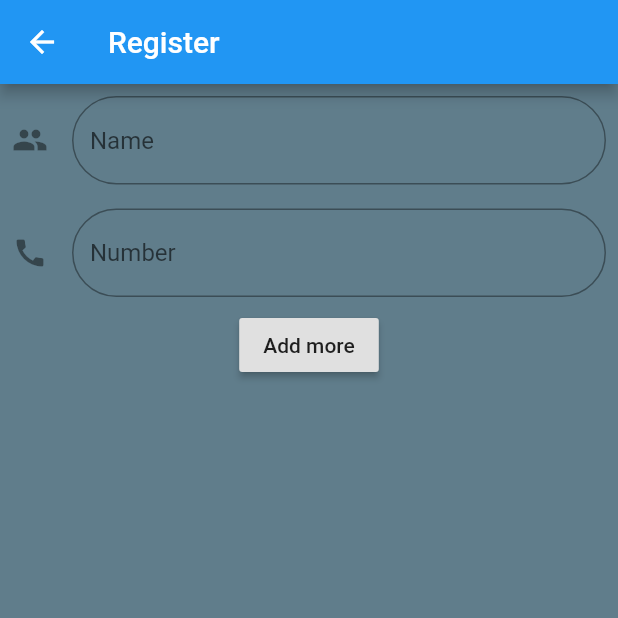
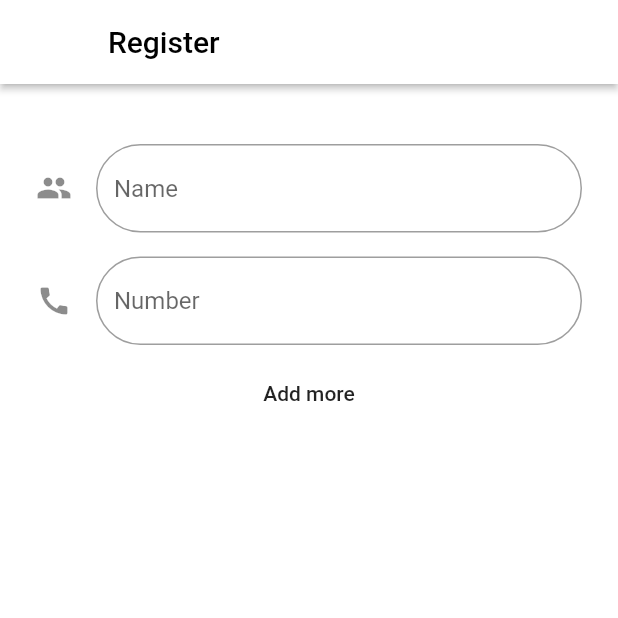
Before and after one commit to JohnnHidalgo/Software1, a Flutter app: the AddPeople screen opened directly with empty values, on a phone screen of 412 x 824 dp, the top half of it. Run offline on Flutter 3.47's test engine with Material 2 defaults, Android fonts, the phone set to English and light mode, and no system bars; our stand-ins replace toast.

Commit message:
UI refactred

```diff
--- a/lib/main.dart
+++ b/lib/main.dart
@@ -4,7 +4,6 @@ import 'package:flutter/material.dart';
 void main() => runApp(MyApp());
 
 class MyApp extends StatelessWidget {
-  // This widget is the root of your application.
   @override
   Widget build(BuildContext context) {
     return MaterialApp(
--- a/lib/screens/addPeopleView.dart
+++ b/lib/screens/addPeopleView.dart
@@ -30,14 +30,20 @@ class _AddPeople extends State<AddPeople> {
 
     return Scaffold(
       appBar: AppBar(
-        title: Text('Register'),
+        title: Text('Register',
+          style: TextStyle(
+            color: Colors.black,
+          ),
+        ),
+        backgroundColor: Colors.white,
+        elevation: 2.0,
       ),
       body: Container(
-        color: Colors.blueGrey,
-
+        color: Colors.white,
+        padding: EdgeInsets.all(16.0),
         child:Column(
           children: <Widget>[
-
+            Padding(padding: EdgeInsets.all(8.0)),
             AddInput(nController,_nvalidate,'Name','Introducir Nombre',Icon(Icons.people)),
             AddInput(nuController,_nuvalidate,'Number','Introducir Numero',Icon(Icons.call)),
             AddButton(lista,nController,nuController,_nvalidate,_nuvalidate),
--- a/lib/widgets/add_button.dart
+++ b/lib/widgets/add_button.dart
@@ -28,6 +28,8 @@ class _AddButton extends State<AddButton>{
   Widget build(BuildContext context) {
     return Container(
       child: RaisedButton(
+        color: Colors.white,
+          elevation: 0.0,
           child: Text('Add more'),
           onPressed: (){
             setState(() {
```
Also changed, not shown: lib/screens/home.dart (+10 -14 lines), lib/widgets/people_add_button.dart (added, +33 -0 lines), lib/widgets/people_card.dart (+14 -3 lines), lib/widgets/people_list.dart (+2 -5 lines).
